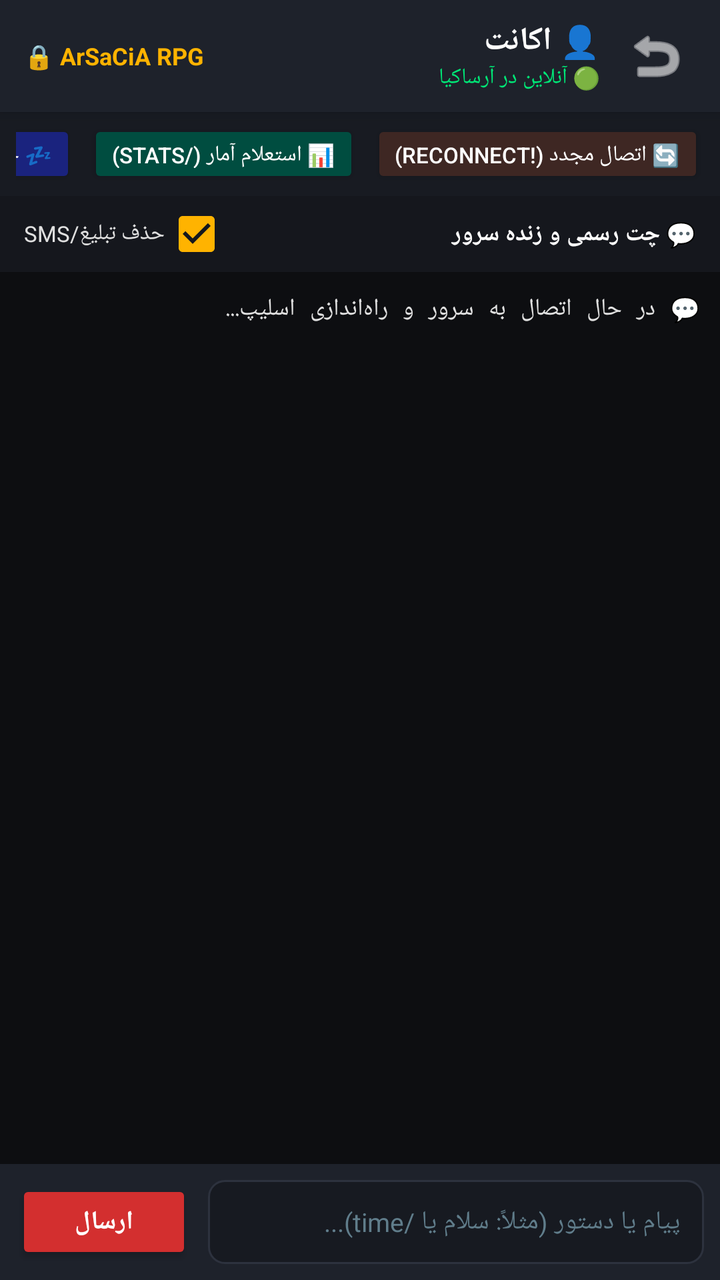
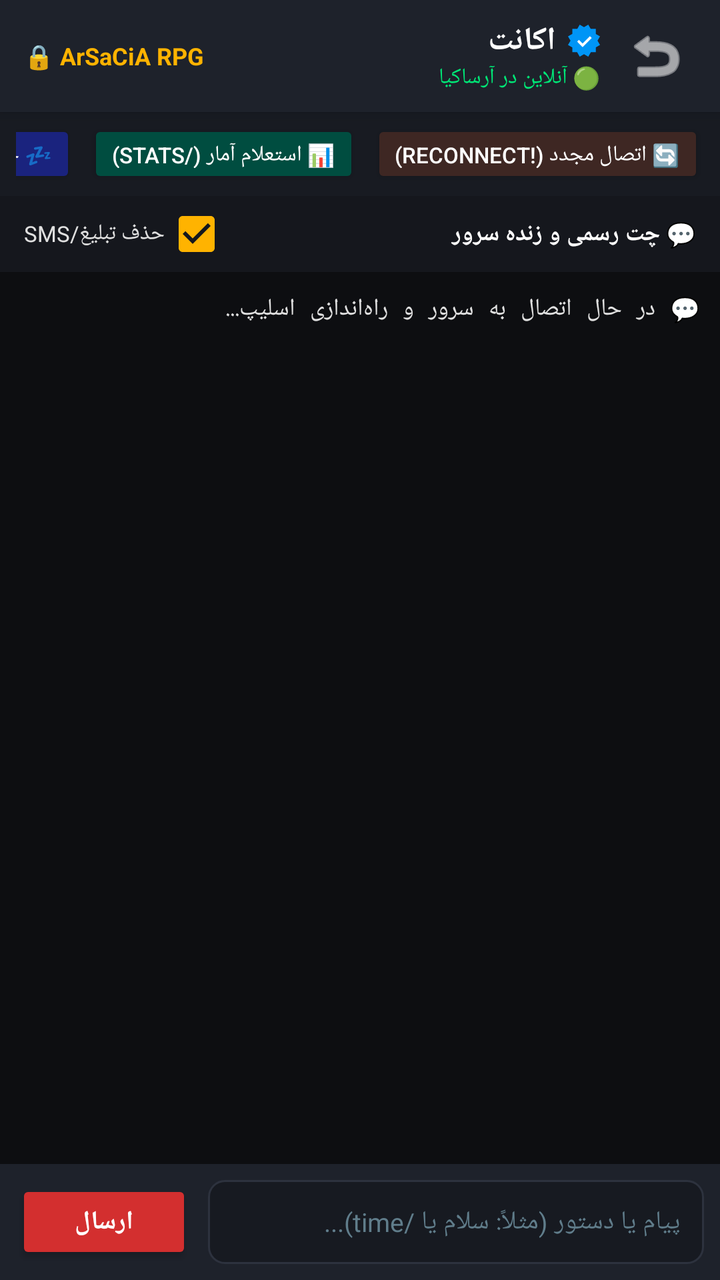

Two renders of the same Android screen: before a commit and after it. Below are the layout's source before the change and the commit's diff.
<!-- AndroidManifest.xml: application theme Theme.AGRak -->
<!-- res/layout/activity_chat.xml -->
<?xml version="1.0" encoding="utf-8"?>
<LinearLayout xmlns:android="http://schemas.android.com/apk/res/android"
    xmlns:app="http://schemas.android.com/apk/res-auto"
    android:layout_width="match_parent"
    android:layout_height="match_parent"
    android:background="@color/bg_dark"
    android:orientation="vertical"
    android:layoutDirection="rtl">

    
    <androidx.cardview.widget.CardView
        android:layout_width="match_parent"
        android:layout_height="wrap_content"
        app:cardBackgroundColor="@color/card_dark"
        app:cardCornerRadius="0dp"
        app:cardElevation="4dp">

        <LinearLayout
            android:layout_width="match_parent"
            android:layout_height="56dp"
            android:gravity="center_vertical"
            android:orientation="horizontal"
            android:paddingHorizontal="12dp">

            <ImageButton
                android:id="@+id/btnBack"
                android:layout_width="40dp"
                android:layout_height="40dp"
                android:background="?attr/selectableItemBackgroundBorderless"
                android:src="@android:drawable/ic_menu_revert"
                android:tint="@color/text_white"
                android:contentDescription="بازگشت" />

            <LinearLayout
                android:layout_width="0dp"
                android:layout_height="wrap_content"
                android:layout_marginStart="8dp"
                android:layout_weight="1"
                android:orientation="vertical">

                <TextView
                    android:id="@+id/tvChatAccountName"
                    android:layout_width="wrap_content"
                    android:layout_height="wrap_content"
                    android:text="👤 اکانت"
                    android:textColor="@color/text_white"
                    android:textSize="16sp"
                    android:textStyle="bold" />

                <TextView
                    android:id="@+id/tvChatStatus"
                    android:layout_width="wrap_content"
                    android:layout_height="wrap_content"
                    android:text="🟢 آنلاین در آرساکیا"
                    android:textColor="@color/status_green"
                    android:textSize="11sp" />
            </LinearLayout>

            
            <TextView
                android:layout_width="wrap_content"
                android:layout_height="wrap_content"
                android:text="🔒 ArSaCiA RPG"
                android:textColor="@color/accent_gold"
                android:textSize="12sp"
                android:textStyle="bold" />

        </LinearLayout>
    </androidx.cardview.widget.CardView>

    
    <HorizontalScrollView
        android:layout_width="match_parent"
        android:layout_height="wrap_content"
        android:background="#181B22"
        android:paddingVertical="4dp"
        android:paddingHorizontal="8dp"
        android:scrollbars="none">

        <LinearLayout
            android:layout_width="wrap_content"
            android:layout_height="wrap_content"
            android:orientation="horizontal">

            <Button
                android:id="@+id/btnQuickReconnect"
                android:layout_width="wrap_content"
                android:layout_height="34dp"
                android:layout_marginEnd="6dp"
                android:backgroundTint="#3E2723"
                android:text="🔄 اتصال مجدد (!reconnect)"
                android:textColor="@color/text_white"
                android:textSize="11sp" />

            <Button
                android:id="@+id/btnQuickStats"
                android:layout_width="wrap_content"
                android:layout_height="34dp"
                android:layout_marginEnd="6dp"
                android:backgroundTint="#004D40"
                android:text="📊 استعلام آمار (/stats)"
                android:textColor="@color/text_white"
                android:textSize="11sp" />

            <Button
                android:id="@+id/btnQuickSleep"
                android:layout_width="wrap_content"
                android:layout_height="34dp"
                android:backgroundTint="#1A237E"
                android:text="💤 حالت خواب (/sleep)"
                android:textColor="@color/text_white"
                android:textSize="11sp" />
        </LinearLayout>
    </HorizontalScrollView>

    
    <LinearLayout
        android:layout_width="match_parent"
        android:layout_height="38dp"
        android:background="#15171D"
        android:gravity="center_vertical"
        android:orientation="horizontal"
        android:paddingHorizontal="12dp">

        <TextView
            android:layout_width="0dp"
            android:layout_height="wrap_content"
            android:layout_weight="1"
            android:text="💬 چت رسمی و زنده سرور"
            android:textColor="@color/text_white"
            android:textStyle="bold"
            android:textSize="12sp" />

        <CheckBox
            android:id="@+id/cbFilterSmsAds"
            android:layout_width="wrap_content"
            android:layout_height="34dp"
            android:checked="true"
            android:buttonTint="@color/accent_gold"
            android:text="حذف تبلیغ/SMS"
            android:textColor="#E0E0E0"
            android:textSize="11sp" />

    </LinearLayout>

    
    <ScrollView
        android:id="@+id/scrollConsole"
        android:layout_width="match_parent"
        android:layout_height="0dp"
        android:layout_weight="1"
        android:background="#0D0E11"
        android:padding="10dp"
        android:fillViewport="true">

        <TextView
            android:id="@+id/tvConsoleLogs"
            android:layout_width="match_parent"
            android:layout_height="wrap_content"
            android:textColor="#E0E0E0"
            android:textSize="12sp"
            android:typeface="monospace"
            android:textIsSelectable="true"
            android:text="💬 در حال اتصال به سرور و راه‌اندازی اسلیپ...\n" />
    </ScrollView>

    
    <androidx.cardview.widget.CardView
        android:layout_width="match_parent"
        android:layout_height="wrap_content"
        app:cardBackgroundColor="@color/card_dark"
        app:cardCornerRadius="0dp"
        app:cardElevation="8dp">

        <LinearLayout
            android:layout_width="match_parent"
            android:layout_height="wrap_content"
            android:gravity="center_vertical"
            android:orientation="horizontal"
            android:padding="8dp">

            <EditText
                android:id="@+id/etChatMessage"
                android:layout_width="0dp"
                android:layout_height="42dp"
                android:layout_weight="1"
                android:background="@drawable/bg_input_field"
                android:hint="پیام یا دستور (مثلاً: سلام یا /time)..."
                android:textColorHint="@color/text_hint"
                android:textColor="@color/text_white"
                android:textSize="13sp"
                android:paddingHorizontal="12dp"
                android:singleLine="true" />

            <Button
                android:id="@+id/btnSendMessage"
                android:layout_width="wrap_content"
                android:layout_height="42dp"
                android:layout_marginStart="8dp"
                android:backgroundTint="@color/primary_red"
                android:text="@string/send"
                android:textColor="@color/text_white"
                android:textStyle="bold"
                android:textSize="13sp" />

        </LinearLayout>
    </androidx.cardview.widget.CardView>

</LinearLayout>
<!-- resources referenced by this layout -->
<resources>
  <color name="accent_gold">#FFB300</color>
  <color name="bg_dark">#121418</color>
  <color name="card_dark">#1E222B</color>
  <color name="primary_red">#D32F2F</color>
  <color name="status_green">#00E676</color>
  <color name="text_hint">#607D8B</color>
  <color name="text_white">#FFFFFF</color>
  <!-- drawable bg_input_field (drawable) -->
  <?xml version="1.0" encoding="utf-8"?>
  <shape xmlns:android="http://schemas.android.com/apk/res/android"
      android:shape="rectangle">
      <solid android:color="#171A21" />
      <stroke
          android:width="1dp"
          android:color="@color/card_stroke" />
      <corners android:radius="8dp" />
  </shape>
  <string name="send">ارسال</string>
  <style name="Theme.AGRak" parent="Theme.AppCompat.DayNight.NoActionBar">
          <item name="colorPrimary">@color/primary_red</item>
          <item name="colorPrimaryDark">@color/primary_red_dark</item>
          <item name="colorAccent">@color/accent_gold</item>
          <item name="android:windowBackground">@color/bg_dark</item>
          <item name="android:statusBarColor">#0A0B0E</item>
          <item name="android:navigationBarColor">#0A0B0E</item>
      </style>
  <color name="card_stroke">#2D323E</color>
  <color name="primary_red_dark">#9A0007</color>
</resources>

<!-- the commit's change to res/layout/activity_chat.xml (unified diff, before → after) -->
@@ -38,14 +38,28 @@
                 android:layout_weight="1"
                 android:orientation="vertical">
 
-                <TextView
-                    android:id="@+id/tvChatAccountName"
+                <LinearLayout
                     android:layout_width="wrap_content"
                     android:layout_height="wrap_content"
-                    android:text="👤 اکانت"
-                    android:textColor="@color/text_white"
-                    android:textSize="16sp"
-                    android:textStyle="bold" />
+                    android:gravity="center_vertical"
+                    android:orientation="horizontal">
+
+                    <ImageView
+                        android:layout_width="16dp"
+                        android:layout_height="16dp"
+                        android:layout_marginEnd="6dp"
+                        android:src="@drawable/ic_instagram_verified"
+                        android:contentDescription="تیک آبی" />
+
+                    <TextView
+                        android:id="@+id/tvChatAccountName"
+                        android:layout_width="wrap_content"
+                        android:layout_height="wrap_content"
+                        android:text="اکانت"
+                        android:textColor="@color/text_white"
+                        android:textSize="16sp"
+                        android:textStyle="bold" />
+                </LinearLayout>
 
                 <TextView
                     android:id="@+id/tvChatStatus"
<!-- resource entries referenced after the edit -->
@@ -17,6 +17,19 @@
           android:color="@color/card_stroke" />
       <corners android:radius="8dp" />
   </shape>
+  <!-- drawable ic_instagram_verified (drawable) -->
+  <vector xmlns:android="http://schemas.android.com/apk/res/android"
+      android:width="20dp"
+      android:height="20dp"
+      android:viewportWidth="40"
+      android:viewportHeight="40">
+      <path
+          android:fillColor="#0095F6"
+          android:pathData="M19.998,3.094 L14.638,0 l-2.972,5.15 H5.432 v6.354 L0,14.64 3.094,20 0,25.359 l5.432,3.137 v5.905 h5.975 L14.638,40 l5.36,-3.094 L25.358,40 l3.232,-5.6 h6.162 v-6.01 L40,25.359 36.905,20 40,14.641 l-5.248,-3.03 v-6.46 h-6.419 L25.358,0 l-5.36,3.094 Z" />
+      <path
+          android:fillColor="#FFFFFF"
+          android:pathData="M27.413,14.319 l2.254,2.287 -11.43,11.5 -6.835,-6.93 2.244,-2.258 4.587,4.581 9.18,-9.18 Z" />
+  </vector>
   <string name="send">ارسال</string>
   <style name="Theme.AGRak" parent="Theme.AppCompat.DayNight.NoActionBar">
           <item name="colorPrimary">@color/primary_red</item>
